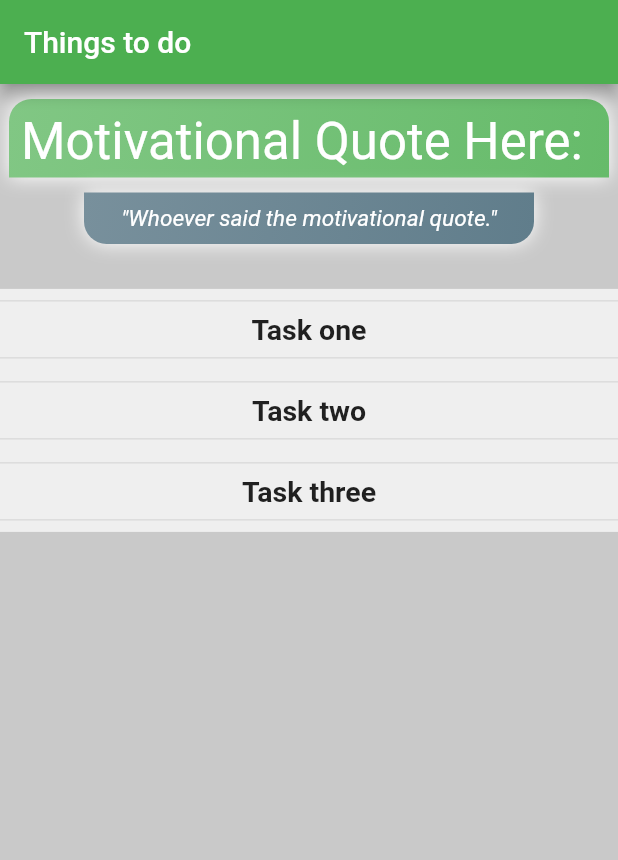
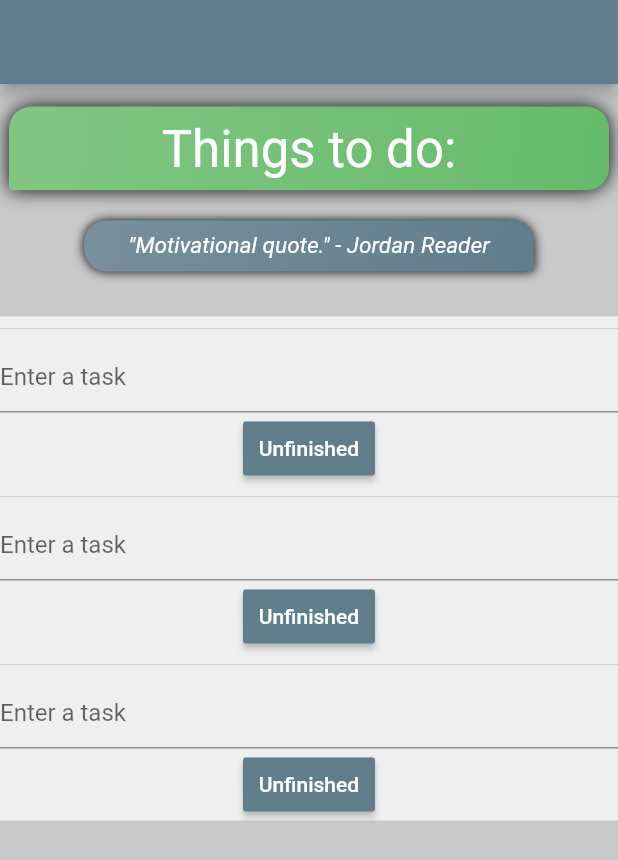
Before and after one commit to JordanReader/ThingsToDo, a Flutter app: the screen it shows after launch, on a phone screen of 412 x 824 dp. Shown: the top 860 px of the screen. Run offline on Flutter 3.47's test engine with Material 2 defaults, Android fonts, the phone set to English and light mode, and no system bars.

Commit message:
In this update, I improved the UI, added task functionality so users can input the tasks they wish to complete, and added buttons to mark when the user had completed them.

```diff
--- a/things_to_do/lib/main.dart
+++ b/things_to_do/lib/main.dart
@@ -8,9 +8,9 @@ class MyApp extends StatelessWidget {
     return new MaterialApp(
       title: 'Things to do',
       theme: new ThemeData(
-        primarySwatch: Colors.green,
+        primarySwatch: Colors.blueGrey,
       ),
-      home: new MyHomePage(title: 'Things to do',),
+      home: new MyHomePage(title: '',),
     );
   }
 }
@@ -46,16 +46,16 @@ class _MyHomePageState extends State<MyHomePage> {
         child: new Column(
           children: [new Container(
 
-          height: Theme.of(context).textTheme.headline4.fontSize * 1.1 + 15.0,
+          height: Theme.of(context).textTheme.headline4.fontSize * 1.2 + 15.0,
           width: 400.0,
-          margin: const EdgeInsets.fromLTRB(0, 10, 0, 10),
+          margin: const EdgeInsets.fromLTRB(0, 15, 0, 10),
 
           decoration: BoxDecoration(
             borderRadius: BorderRadius.only(
               topLeft: Radius.circular(15.0),
               topRight: Radius.circular(15.0),
               bottomLeft: Radius.circular(0.0),
-              bottomRight: Radius.circular(0.0),
+              bottomRight: Radius.circular(15.0),
             ),
             gradient: LinearGradient(
               begin: Alignment.topLeft,
@@ -67,7 +67,7 @@ class _MyHomePageState extends State<MyHomePage> {
             ),
           boxShadow: [
             BoxShadow(
-              color: Colors.white,
+              color: Colors.black,
               blurRadius: 10.0,
               offset: Offset(0.0, 0.0),
 
@@ -76,11 +76,12 @@ class _MyHomePageState extends State<MyHomePage> {
           ),
           padding: const EdgeInsets.all(8.0),
             child: Text(
-              'Motivational Quote Here:',
+              'Things to do:',
               style: Theme.of(context)
         .textTheme
         .headline4
-        .copyWith(color: Colors.white))
+        .copyWith(color: Colors.white),
+        textAlign: TextAlign.center,)
 
             ),
             new Column(
@@ -88,14 +89,14 @@ class _MyHomePageState extends State<MyHomePage> {
 
           height: Theme.of(context).textTheme.headline4.fontSize * 1.0 + 0.2,
           width: 300.0,
-          margin: const EdgeInsets.fromLTRB(0, 0, 0, 30),
+          margin: const EdgeInsets.fromLTRB(0, 10, 0, 30),
 
           decoration: BoxDecoration(
             borderRadius: BorderRadius.only(
-              topLeft: Radius.circular(0.0),
-              topRight: Radius.circular(0.0),
+              topLeft: Radius.circular(15.0),
+              topRight: Radius.circular(15.0),
               bottomLeft: Radius.circular(15.0),
-              bottomRight: Radius.circular(15.0),
+              bottomRight: Radius.circular(0.0),
             ),
             gradient: LinearGradient(
               begin: Alignment.topLeft,
@@ -107,8 +108,8 @@ class _MyHomePageState extends State<MyHomePage> {
             ),
           boxShadow: [
             BoxShadow(
-              color: Colors.white,
-              blurRadius: 10.0,
+              color: Colors.black,
+              blurRadius: 5.0,
               offset: Offset(0.0, 0.0),
 
             ),
@@ -116,7 +117,7 @@ class _MyHomePageState extends State<MyHomePage> {
           ),
           padding: const EdgeInsets.all(8.0),
             child: Text(
-              '"Whoever said the motivational quote."',
+              '"Motivational quote." - Jordan Reader',
               style:TextStyle(
                 fontSize: 15,
                 fontStyle: FontStyle.italic,
@@ -152,10 +153,28 @@ class __TasksState extends State<_Tasks>
     with SingleTickerProviderStateMixin {
   AnimationController _controller;
 
+  var completeTextOne = "Unfinished";
+  var completeTextTwo = "Unfinished";
+  var completeTextThree = "Unfinished";
+
+
   @override
   void initState() {
     super.initState();
     _controller = AnimationController(vsync: this);
+  }
+
+  String completedTaskOne() {
+    completeTextOne = "Well done!";
+    return completeTextOne;
+  }
+   String completedTaskTwo() {
+    completeTextTwo = "Well done!";
+    return completeTextTwo;
+  }
+   String completedTaskThree() {
+    completeTextThree = "Well done!";
+    return completeTextThree;
   }
 
   @override
@@ -163,7 +182,9 @@ class __TasksState extends State<_Tasks>
     super.dispose();
     _controller.dispose();
   }
-
+  final _taskOne = GlobalKey<FormState>();
+  final _taskTwo = GlobalKey<FormState>();
+  final _taskThree = GlobalKey<FormState>();
   @override
   Widget build(BuildContext context) {
     return Container(
@@ -177,18 +198,89 @@ class __TasksState extends State<_Tasks>
       mainAxisAlignment: MainAxisAlignment.spaceEvenly,
       mainAxisSize: MainAxisSize.max,
       children: <Widget>[
+        Divider(),
+        Form(
+        key: _taskOne,
+          child: Column(
+        crossAxisAlignment: CrossAxisAlignment.start,
+        children: <Widget>[
+          TextFormField(
+            decoration: const InputDecoration(
+              hintText: 'Enter a task',
+            ),
+            validator: (value) {
+              if (value.isEmpty) {
+                return 'Please enter some text';
+              }
+              return null;
+            },
+          ),
+        ]
+          )
+        ),
+        new RaisedButton(
+                    padding: const EdgeInsets.all(8.0),
+                    textColor: Colors.white,
+                    color: Colors.blueGrey[500],
+                    onPressed: completedTaskOne,
+                    child: Text(completeTextOne),
+                  ),
+        Divider(),
+        Form(
+        key: _taskTwo,
+          child: Column(
+        crossAxisAlignment: CrossAxisAlignment.start,
+        children: <Widget>[
+          TextFormField(
+            decoration: const InputDecoration(
+              hintText: 'Enter a task',
+            ),
+            validator: (value) {
+              if (value.isEmpty) {
+                return 'Please enter some text';
+              }
+              return null;
+            },
+          ),
+        ]
+          )
+        ),
 
-
-        Divider(),
-        Text("Task one", style: TextStyle(fontSize:19.0, fontWeight: FontWeight.bold),),
-        Divider(),
-        Divider(),
-        Text("Task two", style: TextStyle(fontSize:19.0, fontWeight: FontWeight.bold),),
-        Divider(),
-        Divider(),
-        Text("Task three", style: TextStyle(fontSize:19.0, fontWeight: FontWeight.bold),),
-        Divider(),
-      ],
+        new RaisedButton(
+                    padding: const EdgeInsets.all(8.0),
+                    textColor: Colors.white,
+                    color: Colors.blueGrey[500],
+                    onPressed: completedTaskTwo,
+                    child: Text(completeTextTwo),
+                  ),
+      Divider(),
+        Form(
+        key: _taskThree,
+          child: Column(
+        crossAxisAlignment: CrossAxisAlignment.start,
+        children: <Widget>[
+          TextFormField(
+            decoration: const InputDecoration(
+              hintText: 'Enter a task',
+            ),
+            validator: (value) {
+              if (value.isEmpty) {
+                return 'Please enter some text';
+              }
+              return null;
+            },
+          ),
+        ]
+          )
+        ),
+        new RaisedButton(
+                    padding: const EdgeInsets.all(8.0),
+                    textColor: Colors.white,
+                    color: Colors.blueGrey[500],
+                    onPressed: completedTaskThree,
+                    child: Text(completeTextThree),
+                  ),
+      ]
       ),
 
     );
```
Also changed, not shown: things_to_do/lib/quotes.dart (deleted, +0 -18 lines), things_to_do/lib/tasks.dart (deleted, +0 -33 lines).
